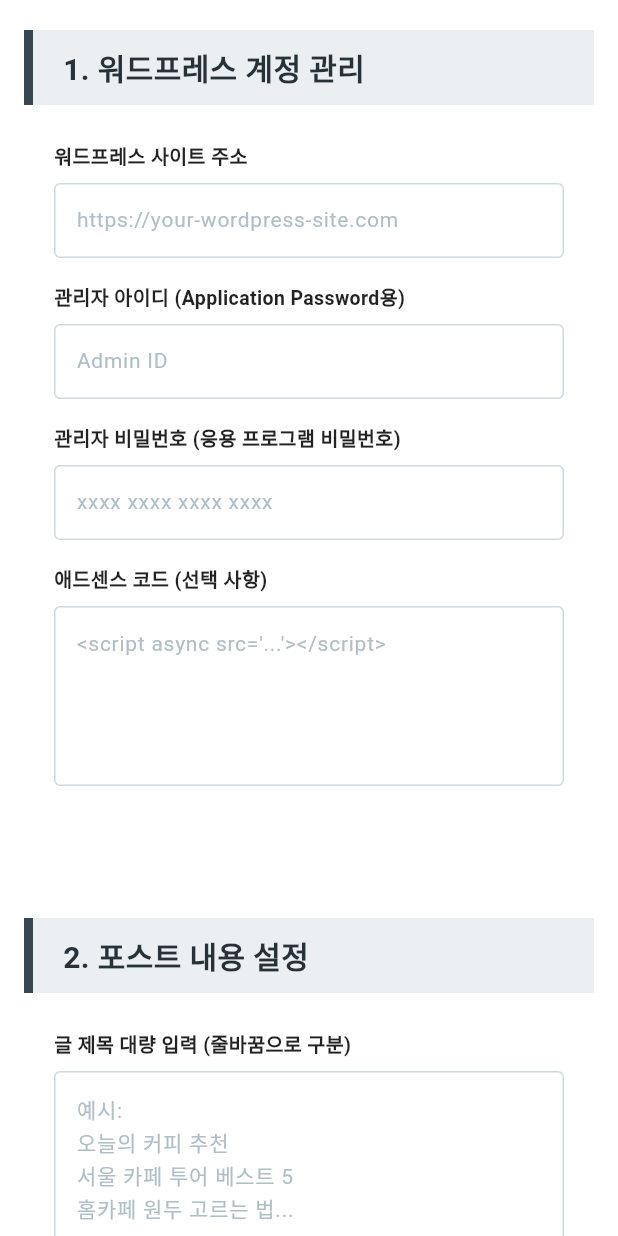
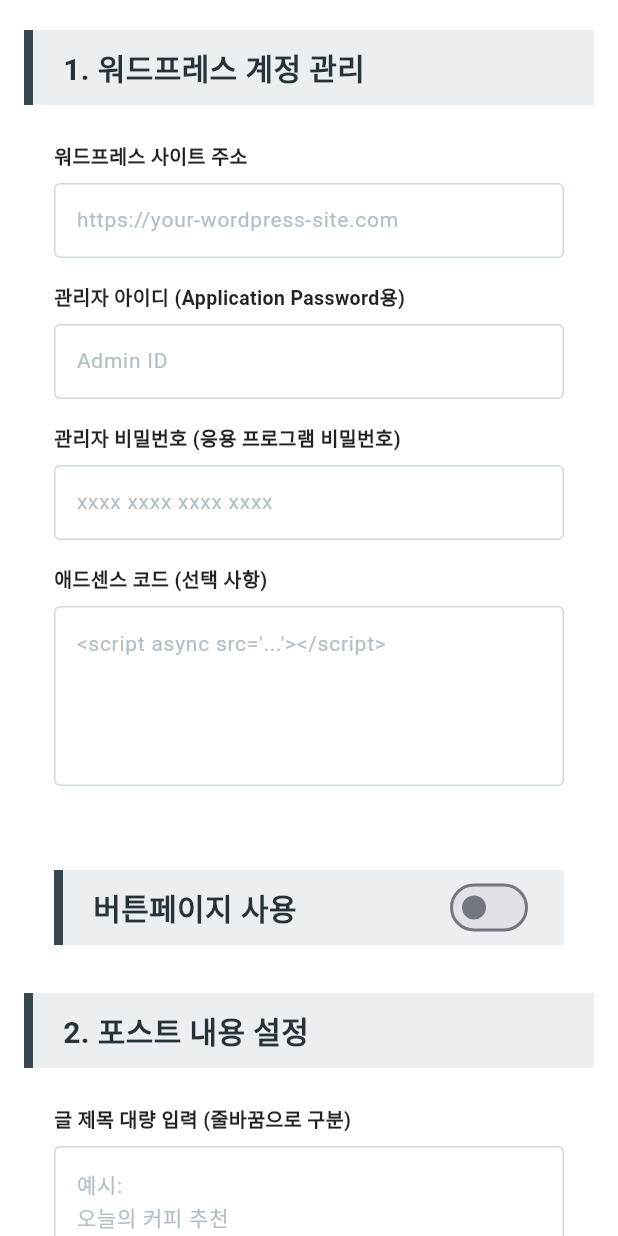
Before and after one commit to kmwppp/auto_posting_web_flutter, a Flutter app: the WordpressPage screen opened by its route, on a phone screen of 412 x 824 dp. Run offline on Flutter 3.47's test engine with Material 3 defaults, Android fonts, the phone set to English and light mode, and no system bars; our stand-ins replace dio, flutter_riverpod, freezed_annotation, go_router; missing offline and left inert: flutter_client_sse.

Commit message:
Feat: 버튼 페이지 분기
버튼페이지 사용 on off 버튼 추가
버튼페이지 정보 추가

```diff
--- a/auto_posting_web/lib/presentation/wordpress/presentation/providers/wordpress_state.dart
+++ b/auto_posting_web/lib/presentation/wordpress/presentation/providers/wordpress_state.dart
@@ -13,6 +13,11 @@ class WordpressState with _$WordpressState {
     @Default('') String adminId,
     @Default('') String adminPassword,
     @Default('') String adSenseCode,
+
+    @Default(false) bool buttonPage,
+    @Default('') String buttonPageUrl,
+    @Default('') String buttonPageId,
+    @Default('') String buttonPagePw,
     @Default([]) List<Content> contents,
     String? errorMessage,
   }) = _WordpressState;
--- a/auto_posting_web/lib/presentation/wordpress/presentation/screens/sections/wordpress_account_section.dart
+++ b/auto_posting_web/lib/presentation/wordpress/presentation/screens/sections/wordpress_account_section.dart
@@ -15,6 +15,8 @@ class WordpressAccountSection extends ConsumerStatefulWidget {
 
 class _WordpressAccountSectionState
     extends ConsumerState<WordpressAccountSection> {
+  late ProviderSubscription<WordpressState> _subscription;
+
   late TextEditingController siteController;
   late TextEditingController idController;
   late TextEditingController pwController;
@@ -34,10 +36,34 @@ class _WordpressAccountSectionState
     idController = TextEditingController(text: state.adminId);
     pwController = TextEditingController(text: state.adminPassword);
     adsController = TextEditingController(text: state.adSenseCode);
+
+    /// 여기 변경
+    _subscription = ref.listenManual<WordpressState>(
+      wordpressViewModelProvider,
+      (prev, next) {
+        if (siteController.text != next.siteUrl) {
+          siteController.text = next.siteUrl;
+        }
+
+        if (idController.text != next.adminId) {
+          idController.text = next.adminId;
+        }
+
+        if (pwController.text != next.adminPassword) {
+          pwController.text = next.adminPassword;
+        }
+
+        if (adsController.text != next.adSenseCode) {
+          adsController.text = next.adSenseCode;
+        }
+      },
+    );
   }
 
   @override
   void dispose() {
+    _subscription.close();
+
     siteController.dispose();
     idController.dispose();
     pwController.dispose();
@@ -47,24 +73,7 @@ class _WordpressAccountSectionState
 
   @override
   Widget build(BuildContext context) {
-    final state = ref.watch(wordpressViewModelProvider);
     final vm = ref.read(wordpressViewModelProvider.notifier);
-
-    /// state 변경 감지
-    ref.listen<WordpressState>(wordpressViewModelProvider, (prev, next) {
-      if (prev?.siteUrl != next.siteUrl) {
-        siteController.text = next.siteUrl;
-      }
-      if (prev?.adminId != next.adminId) {
-        idController.text = next.adminId;
-      }
-      if (prev?.adminPassword != next.adminPassword) {
-        pwController.text = next.adminPassword;
-      }
-      if (prev?.adSenseCode != next.adSenseCode) {
-        adsController.text = next.adSenseCode;
-      }
-    });
 
     return Column(
       crossAxisAlignment: CrossAxisAlignment.start,
--- /dev/null
+++ b/auto_posting_web/lib/presentation/wordpress/presentation/screens/sections/wordpress_button_page_control_section.dart
@@ -0,0 +1,212 @@
+import 'package:flutter/material.dart';
+import 'package:flutter_riverpod/flutter_riverpod.dart';
+
+import '../../../../../core/theme/app_text_styles.dart';
+import '../../providers/wordpress_state.dart';
+import '../../providers/wordpress_viewmodel.dart';
+
+class WordpressButtonPageControlSection extends ConsumerStatefulWidget {
+  const WordpressButtonPageControlSection({super.key});
+
+  @override
+  ConsumerState<WordpressButtonPageControlSection> createState() =>
+      _WordpressButtonPageControlSectionState();
+}
+
+class _WordpressButtonPageControlSectionState
+    extends ConsumerState<WordpressButtonPageControlSection> {
+  late TextEditingController buttonUrlController;
+  late TextEditingController buttonIdController;
+  late TextEditingController buttonPwController;
+
+  late ProviderSubscription<WordpressState> _subscription;
+
+  @override
+  void initState() {
+    super.initState();
+
+    final state = ref.read(wordpressViewModelProvider);
+
+    buttonUrlController = TextEditingController(text: state.buttonPageUrl);
+    buttonIdController = TextEditingController(text: state.buttonPageId);
+    buttonPwController = TextEditingController(text: state.buttonPagePw);
+
+    /// 여기 수정
+    _subscription = ref.listenManual<WordpressState>(
+      wordpressViewModelProvider,
+      (prev, next) {
+        if (buttonUrlController.text != next.buttonPageUrl) {
+          buttonUrlController.text = next.buttonPageUrl;
+        }
+
+        if (buttonIdController.text != next.buttonPageId) {
+          buttonIdController.text = next.buttonPageId;
+        }
+
+        if (buttonPwController.text != next.buttonPagePw) {
+          buttonPwController.text = next.buttonPagePw;
+        }
+      },
+    );
+  }
+
+  @override
+  void dispose() {
+    _subscription.close();
+    buttonUrlController.dispose();
+    buttonIdController.dispose();
+    buttonPwController.dispose();
+    super.dispose();
+  }
+
+  @override
+  Widget build(BuildContext context) {
+    final buttonPage = ref.watch(
+      wordpressViewModelProvider.select((s) => s.buttonPage),
+    );
+
+    final vm = ref.read(wordpressViewModelProvider.notifier);
+
+    return Padding(
+      padding: const EdgeInsets.symmetric(horizontal: 20),
+      child: Column(
+        crossAxisAlignment: CrossAxisAlignment.start,
+        children: [
+          _sectionTitle(
+            context: context,
+            title: "버튼페이지 사용",
+            trailing: Switch(
+              value: buttonPage,
+              activeColor: Colors.blueGrey[800],
+              onChanged: (value) {
+                vm.changeButtonPageChange(value);
+              },
+            ),
+          ),
+
+          if (buttonPage) ...[
+            const SizedBox(height: 16),
+            _label("버튼페이지 사이트 주소"),
+            _input(
+              controller: buttonUrlController,
+              context: context,
+              inputHint: "https://your-wordpress-site.com",
+              onChanged: vm.updateButtonUrl,
+              align: Alignment.centerLeft,
+            ),
+
+            const SizedBox(height: 16),
+            _label("버튼페이지 사이트 아이디"),
+            _input(
+              controller: buttonIdController,
+              context: context,
+              inputHint: "ID",
+              onChanged: vm.updateButtonId,
+              align: Alignment.centerLeft,
+            ),
+
+            const SizedBox(height: 16),
+            _label("버튼페이지 사이트 비밀번호"),
+            _input(
+              controller: buttonPwController,
+              context: context,
+              inputHint: "**** **** **** ****",
+              onChanged: vm.updateButtonPw,
+              align: Alignment.centerLeft,
+              isPassword: true,
+            ),
+            const SizedBox(height: 16),
+          ],
+        ],
+      ),
+    );
+  }
+
+  // --- 통일된 섹션 스타일 헬퍼 메서드 ---
+  Widget _sectionTitle({
+    required BuildContext context,
+    required String title,
+    Widget? trailing,
+  }) {
+    return Container(
+      alignment: Alignment.centerLeft,
+      width: double.infinity,
+      height: 50,
+      decoration: BoxDecoration(
+        color: Colors.blueGrey[50],
+        border: Border(
+          left: BorderSide(color: Colors.blueGrey[800]!, width: 6),
+        ),
+      ),
+      child: Padding(
+        padding: const EdgeInsets.symmetric(horizontal: 20),
+        child: Row(
+          mainAxisAlignment: MainAxisAlignment.spaceBetween,
+          children: [
+            Text(
+              title,
+              style: context.title.copyWith(
+                color: Colors.blueGrey[900],
+                fontWeight: FontWeight.bold,
+              ),
+            ),
+            if (trailing != null) trailing,
+          ],
+        ),
+      ),
+    );
+  }
+
+  Widget _label(String text) => Padding(
+    padding: const EdgeInsets.only(bottom: 8.0),
+    child: Text(
+      text,
+      style: const TextStyle(
+        fontWeight: FontWeight.bold,
+        fontSize: 13,
+        color: Colors.black87,
+      ),
+    ),
+  );
+
+  Widget _input({
+    required BuildContext context,
+    required TextEditingController controller,
+    required String inputHint,
+    required Function(String) onChanged,
+    double boxHeight = 0,
+    required AlignmentGeometry align,
+    bool isPassword = false,
+  }) {
+    final isMultiLine = boxHeight > 0;
+
+    return Container(
+      height: isMultiLine ? boxHeight : 50,
+      decoration: BoxDecoration(
+        color: Colors.white,
+        border: Border.all(color: Colors.blueGrey[100]!),
+        borderRadius: BorderRadius.circular(4),
+      ),
+      alignment: align,
+      padding: const EdgeInsets.symmetric(horizontal: 14, vertical: 10),
+      child: TextField(
+        controller: controller,
+        onChanged: onChanged,
+        obscureText: isPassword,
+        maxLines: isMultiLine ? null : 1,
+        minLines: isMultiLine ? null : 1,
+        expands: isMultiLine,
+        textAlignVertical: isMultiLine
+            ? TextAlignVertical.top
+            : TextAlignVertical.center,
+        style: const TextStyle(fontSize: 14),
+        decoration: InputDecoration(
+          isDense: true,
+          border: InputBorder.none,
+          hintText: inputHint,
+          hintStyle: TextStyle(color: Colors.blueGrey[200], fontSize: 14),
+        ),
+      ),
+    );
+  }
+}
--- a/auto_posting_web/lib/presentation/wordpress/presentation/screens/wordpress_page.dart
+++ b/auto_posting_web/lib/presentation/wordpress/presentation/screens/wordpress_page.dart
@@ -1,4 +1,5 @@
 import 'package:auto_posting_web/presentation/wordpress/presentation/screens/sections/wordpress_account_section.dart';
+import 'package:auto_posting_web/presentation/wordpress/presentation/screens/sections/wordpress_button_page_control_section.dart';
 import 'package:auto_posting_web/presentation/wordpress/presentation/screens/sections/wordpress_post_content_section.dart';
 import 'package:flutter/material.dart';
 import 'package:flutter_riverpod/flutter_riverpod.dart';
@@ -34,6 +35,7 @@ class WordpressPage extends ConsumerWidget {
                       crossAxisAlignment: CrossAxisAlignment.start,
                       children: [
                         const WordpressAccountSection(),
+                        const WordpressButtonPageControlSection(),
                         const SizedBox(height: 32),
                         const WordpressPostContentSection(),
                         const SizedBox(height: 40),
```
Also changed, not shown: auto_posting_web/lib/presentation/wordpress/presentation/providers/wordpress_viewmodel.dart (+21 -0 lines), auto_posting_web/lib/presentation/wordpress/presentation/providers/wordpress_state.freezed.dart.
